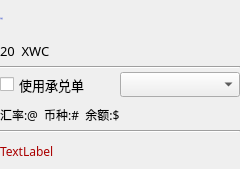
Whitecoin-Owner/Whitecoin-qt, file XWCWallet/FeeChooseWidget.ui: the form before one commit.
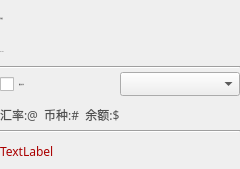
The form after the commit.

```diff
--- a/XWCWallet/FeeChooseWidget.ui
+++ b/XWCWallet/FeeChooseWidget.ui
@@ -64,8 +64,8 @@
       </font>
      </property>
      <property name="styleSheet">
-      <string notr="true">font: 12px &quot;微软雅黑&quot;;
-color:rgb(83,107,215);</string>
+      <string notr="true">QLabel{color: rgb(80,80,80);
+font: 11px &quot;微软雅黑&quot;;}</string>
      </property>
      <property name="text">
       <string>手续费</string>
@@ -102,11 +102,16 @@
        </property>
        <property name="font">
         <font>
-         <pointsize>10</pointsize>
+         <family>微软雅黑</family>
+         <pointsize>-1</pointsize>
+         <weight>50</weight>
+         <italic>false</italic>
+         <bold>false</bold>
         </font>
        </property>
        <property name="styleSheet">
-        <string notr="true"/>
+        <string notr="true">QLabel{color: rgb(80,80,80);
+font: 12px &quot;微软雅黑&quot;;}</string>
        </property>
        <property name="text">
         <string>20  XWC</string>
@@ -150,9 +155,16 @@
        <property name="font">
         <font>
          <family>微软雅黑</family>
-         <pointsize>10</pointsize>
+         <pointsize>-1</pointsize>
+         <weight>50</weight>
+         <italic>false</italic>
+         <bold>false</bold>
         </font>
        </property>
+       <property name="styleSheet">
+        <string notr="true">color: rgb(80,80,80);
+font: 11px &quot;微软雅黑&quot;;</string>
+       </property>
        <property name="text">
         <string>使用承兑单</string>
        </property>
@@ -180,7 +192,7 @@
          <property name="maximumSize">
           <size>
            <width>16777215</width>
-           <height>25</height>
+           <height>24</height>
           </size>
          </property>
          <property name="font">
@@ -220,6 +232,10 @@
          <height>30</height>
         </size>
        </property>
+       <property name="styleSheet">
+        <string notr="true">QLabel{color: rgb(80,80,80);
+font: 11px &quot;微软雅黑&quot;;}</string>
+       </property>
        <property name="text">
         <string>汇率:@  币种:#  余额:$</string>
        </property>
```
